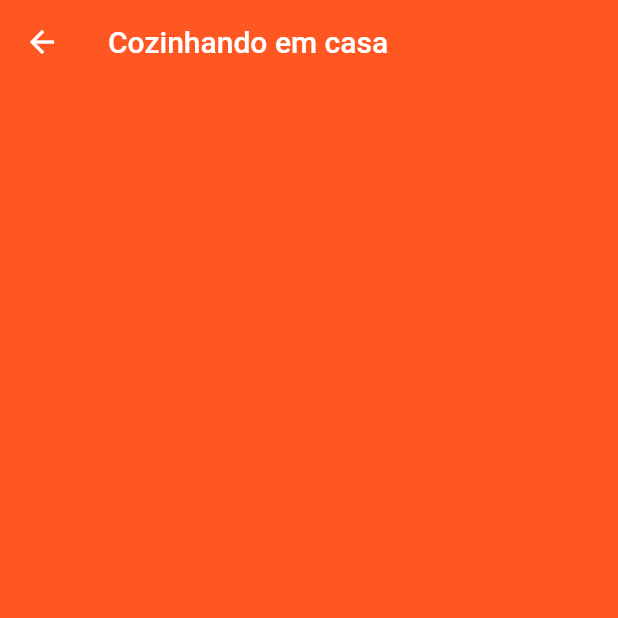
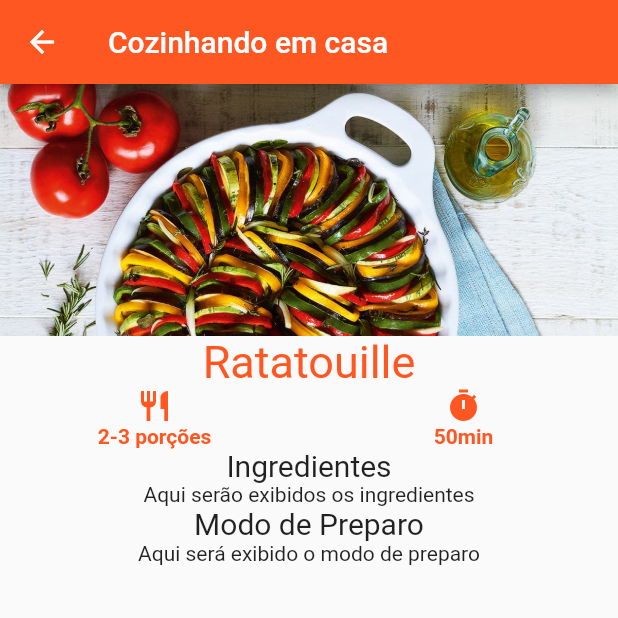
Before and after one commit to vmussato/cooking_at_home, a Flutter app: the screen it shows after launch, after a tap on "Ratatouille", on a phone screen of 412 x 824 dp, the top half of it. Run offline on Flutter 3.47's test engine with Material 2 defaults, Android fonts, the phone set to English and light mode, and no system bars.

Commit message:
Criando a estrutura da tela de detalhes

```diff
--- a/lib/telas/detalhes/detalhes.dart
+++ b/lib/telas/detalhes/detalhes.dart
@@ -4,7 +4,64 @@ class Detalhes extends StatelessWidget {
   @override
   Widget build(BuildContext context) {
     // TODO: implement build
-    return _construirAppBar();
+    return _construirDetalhes();
+  }
+
+  Widget _construirDetalhes() {
+    return Scaffold(
+      body: Column(
+        children: [
+          _construirImagemDetalhes('assets/images/ratatouille.jpg'),
+          _construirTituloDetalhes('Ratatouille'),
+          _construirLinhaIconesDetalhes('2-3 porções' ,'50min'),
+          _construirSubtituloDetalhes('Ingredientes'),
+          _construirTextoDetalhes('Aqui serão exibidos os ingredientes'),
+          _construirSubtituloDetalhes('Modo de Preparo'),
+          _construirTextoDetalhes('Aqui será exibido o modo de preparo')
+
+        ],),
+      appBar: _construirAppBar()
+    );
+  }
+
+  Widget _construirTituloDetalhes(titulo) {
+    return Text(titulo, style: TextStyle(
+      color: Colors.deepOrange, fontSize: 30
+    ),
+    );
+  }
+
+  Widget _construirImagemDetalhes(imagem) {
+    return Image.asset(imagem);
+  }
+
+  Widget _construirLinhaIconesDetalhes(rendimento, tempo_preparo) {
+    return Row(
+      children: <Widget> [
+        _construirColunaIconeDetalhes(Icons.restaurant, rendimento),
+        _construirColunaIconeDetalhes(Icons.timer, tempo_preparo),
+      ],
+    );
+  }
+
+  Widget _construirColunaIconeDetalhes(icone, texto) {
+      return Expanded(
+        child: Column(children: <Widget>[
+        Icon(icone, color: Colors.deepOrange),
+        Text(texto, style: TextStyle(color: Colors.deepOrange, fontWeight: FontWeight.bold)),
+      ],
+      )
+    );
+  }
+
+  Widget _construirSubtituloDetalhes(subtitulo) {
+    return Text(subtitulo, style: TextStyle(
+      fontSize: 20
+      ));
+  }
+
+  Widget _construirTextoDetalhes(texto) {
+    return Text(texto);
   }
 
   Widget _construirAppBar() {
```
